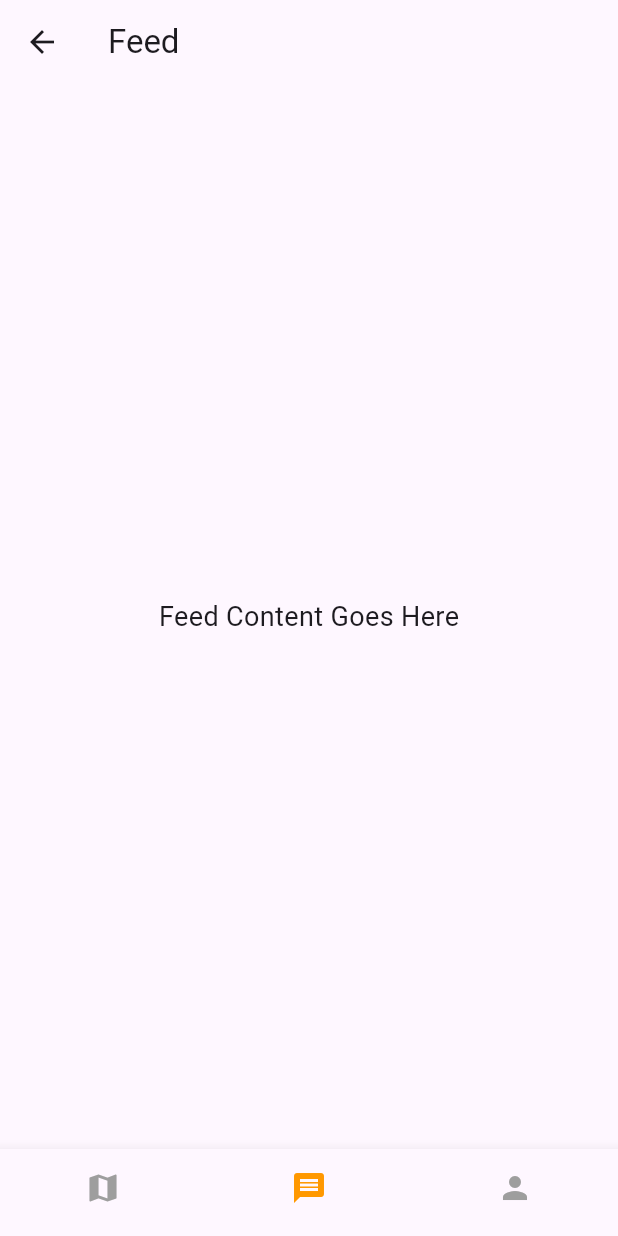
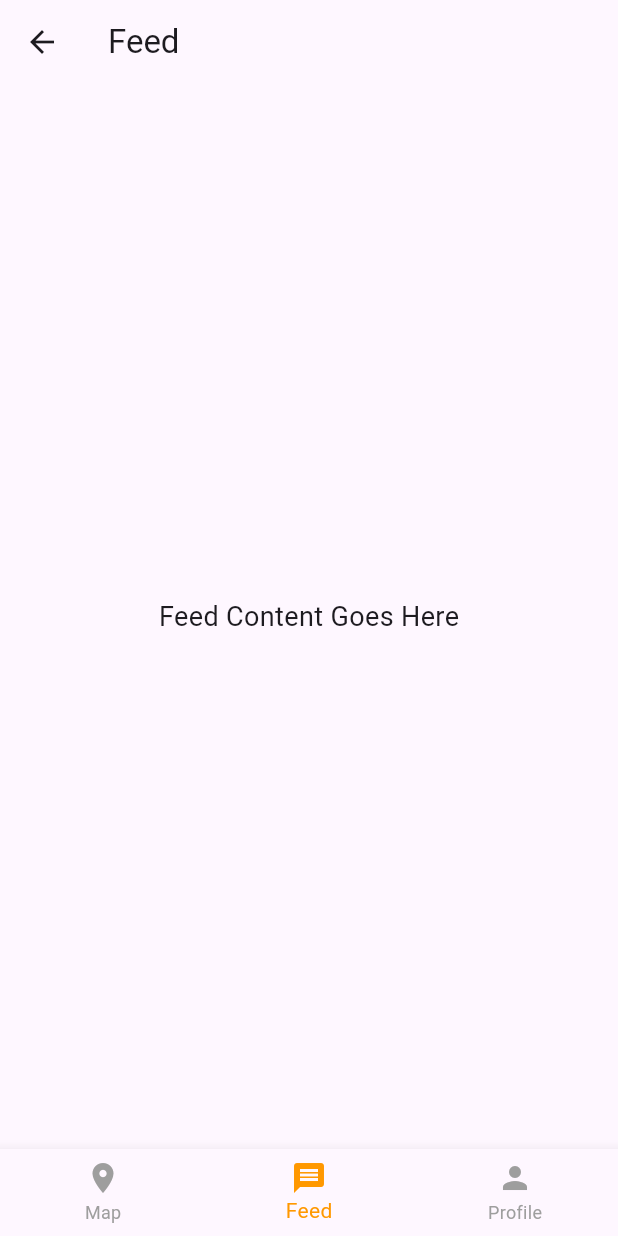
Before and after one commit to vauugnn/tuyok_mobile, a Flutter app: the FeedPage screen opened directly, on a phone screen of 412 x 824 dp. Run offline on Flutter 3.47's test engine with Material 3 defaults, Android fonts, the phone set to English and light mode, and no system bars.

Commit message:
changed map icon

```diff
--- a/lib/widgets/footer.dart
+++ b/lib/widgets/footer.dart
@@ -17,11 +17,11 @@ class Footer extends StatelessWidget {
       onTap: onTap,
       selectedItemColor: Colors.orange,
       unselectedItemColor: Colors.grey,
-      showSelectedLabels: false,
-      showUnselectedLabels: false,
+      showSelectedLabels: true,
+      showUnselectedLabels: true,
       type: BottomNavigationBarType.fixed,
       items: [
-        BottomNavigationBarItem(icon: Icon(Icons.map), label: 'Map'),
+        BottomNavigationBarItem(icon: Icon(Icons.location_on), label: 'Map'),
         BottomNavigationBarItem(icon: Icon(Icons.message), label: 'Feed'),
         BottomNavigationBarItem(icon: Icon(Icons.person), label: 'Profile'),
       ],
```
